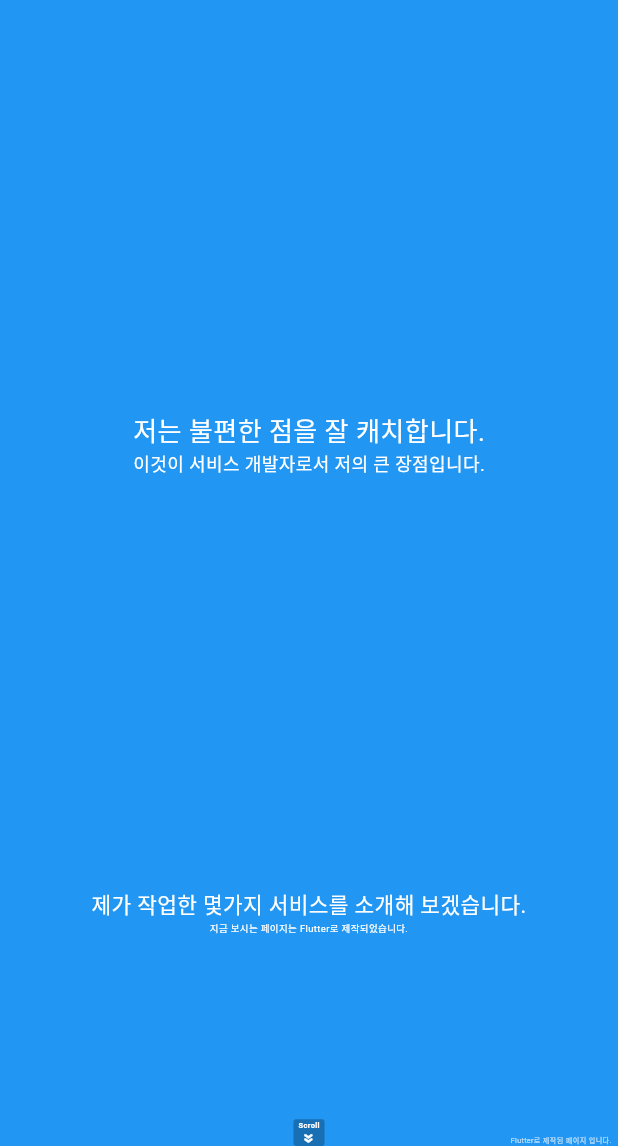
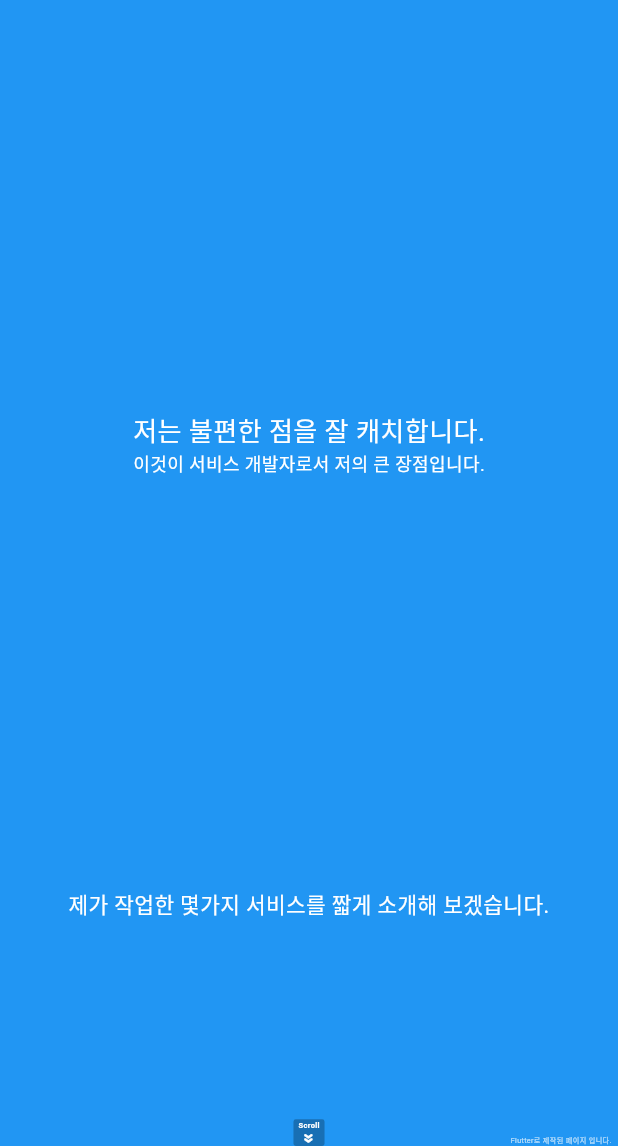
Before and after one commit to islandream/portfolio, a Flutter app: the screen it shows after launch, on a phone screen of 412 x 824 dp, the part 90-1236 px from its top. Run offline on Flutter 3.47's test engine with Material 3 defaults, Android fonts, the light colour scheme and no system bars; our stand-ins replace cached_network_image, gap, velocity_x, video_player, youtube_player_iframe; missing offline and left inert: flame.

```diff
--- a/lib/pages/second_page.dart
+++ b/lib/pages/second_page.dart
@@ -33,8 +33,8 @@ class _SecondPageState extends State<SecondPage> {
         child: Column(
           children: [
             Gap(screenHeight / 3),
-            "제가 작업한 몇가지 서비스를 소개해 보겠습니다.".text.white.center.size(andy(45)).make(),
-            "지금 보시는 페이지는 Flutter로 제작되었습니다.".text.white.center.size(andy(20)).make(),
+            "제가 작업한 몇가지 서비스를 짧게 소개해 보겠습니다.".text.white.center.size(andy(45)).make(),
+            //"지금 보시는 페이지는 Flutter로 제작되었습니다.".text.white.center.size(andy(20)).make(),
             Gap(screenHeight / 3),
           ],
         ),
```
Also changed, not shown: lib/pages/page9.dart (+14 -1 lines).
